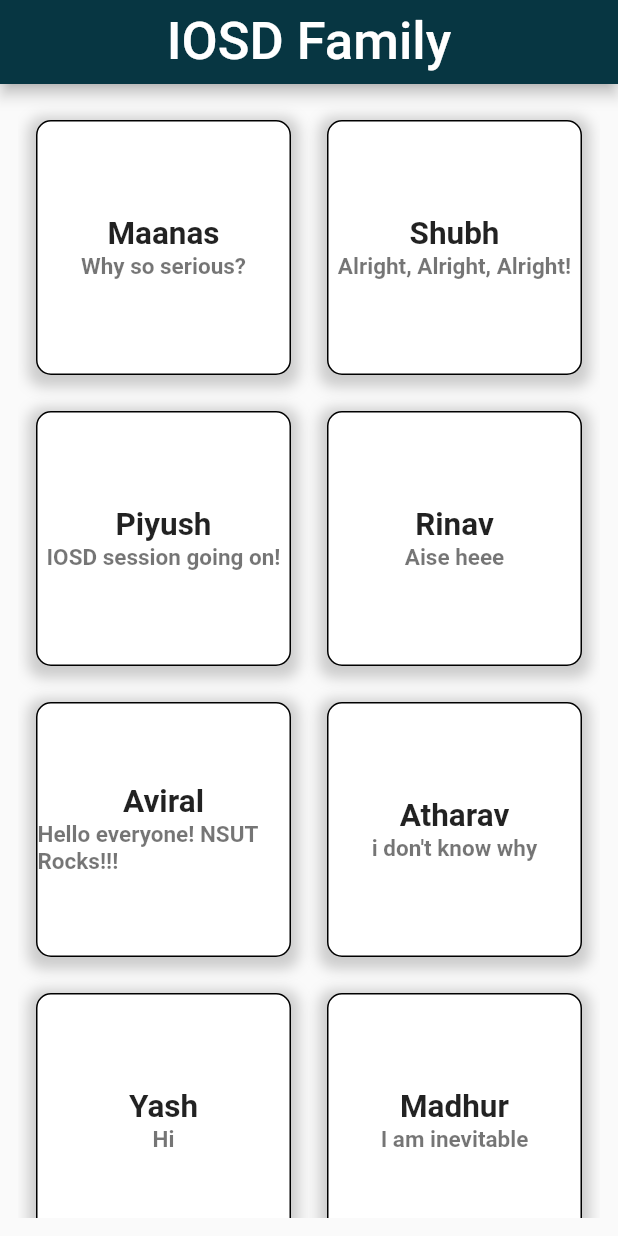
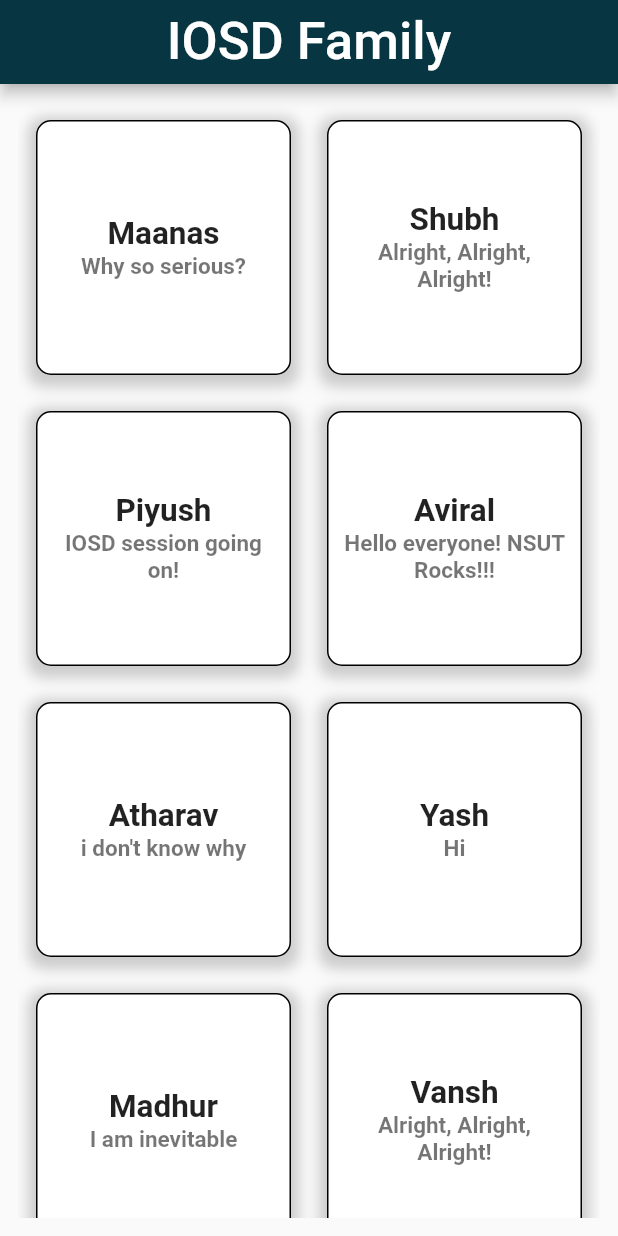
Before and after one commit to maanas-talwar/IOSD-dev-week, a Flutter app: the screen it shows after launch, on a phone screen of 412 x 824 dp. Run offline on Flutter 3.47's test engine with Material 2 defaults, Android fonts, the phone set to English and light mode, and no system bars; drawn by our look-alikes of auto_size_text.

```diff
--- a/lib/main.dart
+++ b/lib/main.dart
@@ -15,7 +15,6 @@ class MyApp extends StatelessWidget {
     allPeople = [Person("Maanas", "Why so serious?")];
     allPeople.add(Person("Shubh", "Alright, Alright, Alright!"));
     allPeople.add(Person("Piyush", "IOSD session going on!"));
-    allPeople.add(Person("Rinav", "Aise heee"));
     allPeople.add(Person("Aviral", "Hello everyone! NSUT Rocks!!!"));
     allPeople.add(Person("Atharav", "i don't know why"));
     allPeople.add(Person("Yash", "Hi"));
@@ -25,6 +24,7 @@ class MyApp extends StatelessWidget {
     allPeople.add(Person("vikas", "declar a variable not a war , excute a code not a human"));
     allPeople.add(Person("Harsh", "I wrote this comment in a cave with a pile of scraps."));
     allPeople.add(Person("Ritik", "Hello World!"));
+    allPeople.add(Person("Rinav", "Aise heee"));
     allPeople.add(Person("Jai", "Yada yada yada?"));
     allPeople.add(Person("strx", "always this late"));
     allPeople.add(Person("Shivansh ", "hey there i am using github?"));
@@ -64,6 +64,8 @@ class MyApp extends StatelessWidget {
                       ),
                     ],
                   ),
+                  child: Padding(
+                    padding: const EdgeInsets.all(10.0),
                     child: Column(
                       mainAxisAlignment: MainAxisAlignment.center,
                       children: [
@@ -88,8 +90,10 @@ class MyApp extends StatelessWidget {
                           minFontSize: 10,
                           maxLines: 3,
                           overflow: TextOverflow.ellipsis,
+                          textAlign: TextAlign.center,
                         ),
                       ],
+                    ),
                   ),
                 ),
               ),
```
Lines whose indentation alone changed are shown as unchanged.
